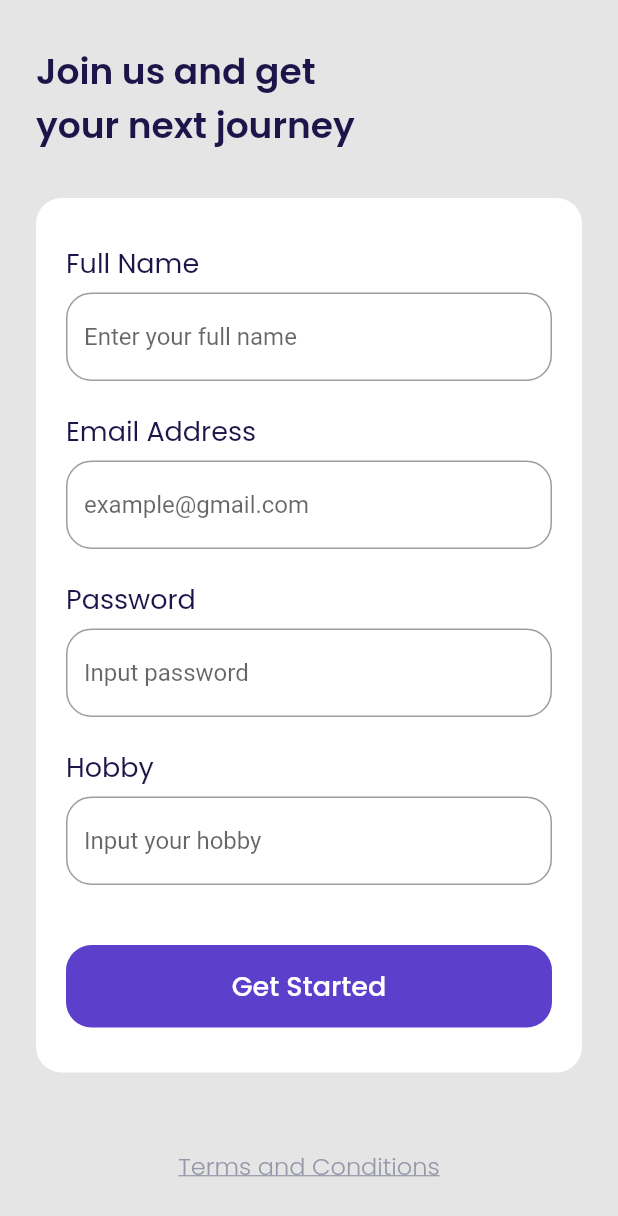
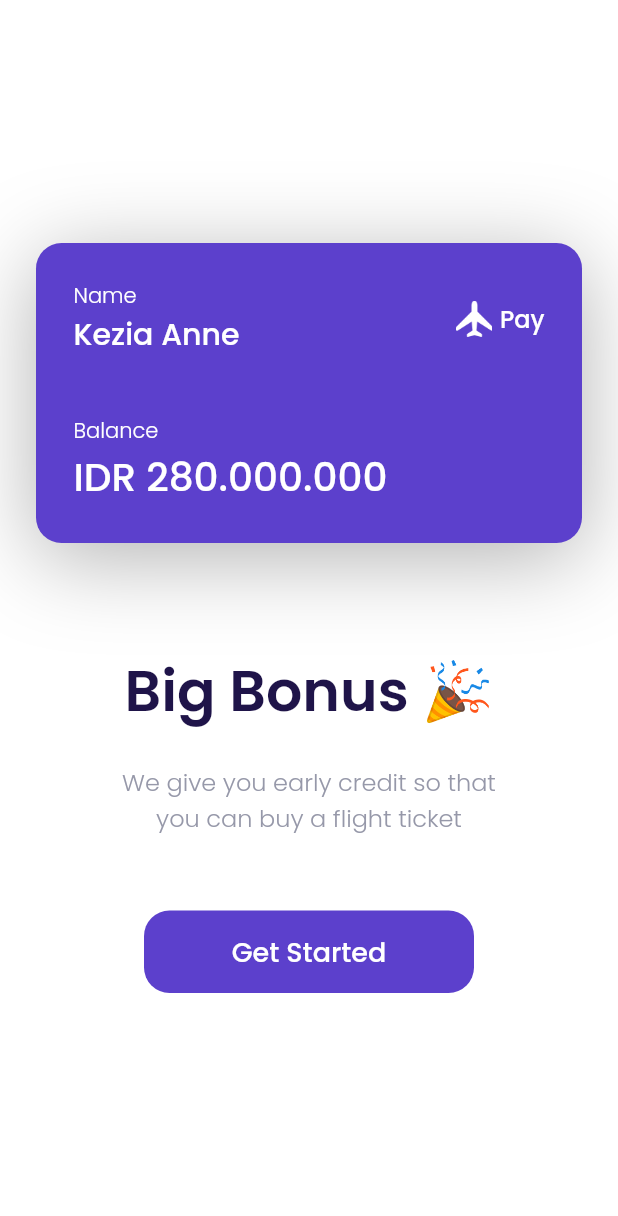
Before and after one commit to ndkvin/travelapp, a Flutter app: the SignUpPage screen opened by its route, after a tap on "Get Started", on a phone screen of 412 x 824 dp. Shown: the top 1216 px of the screen. Run offline on Flutter 3.47's test engine with Material 2 defaults, Android fonts, the phone set to English and light mode, and no system bars; our stand-ins replace google_fonts.

Commit message:
sign up page

```diff
--- a/lib/main.dart
+++ b/lib/main.dart
@@ -1,4 +1,5 @@
 import 'package:flutter/material.dart';
+import 'package:travelapp/ui/pages/bonus_page.dart';
 import 'package:travelapp/ui/pages/get_started_page.dart';
 import 'package:travelapp/ui/pages/sign_up_page.dart';
 import 'package:travelapp/ui/pages/splash_page.dart';
@@ -18,6 +19,7 @@ class MyApp extends StatelessWidget {
         '/splash': (context) => const SplashPage(),
         '/get-started': (context) => const GetStartedPage(),
         '/sign-up': (context) => const SignUpPage(),
+        '/bonus': (context) => const BonusPage(),
       },
     );
   }
--- /dev/null
+++ b/lib/ui/pages/bonus_page.dart
@@ -0,0 +1,171 @@
+import 'package:flutter/material.dart';
+import 'package:travelapp/shared/theme.dart';
+
+class BonusPage extends StatelessWidget {
+  const BonusPage({ Key? key }) : super(key: key);
+
+  @override
+  Widget build(BuildContext context) {
+
+    Widget BonusCard() {
+      return Container(
+        height: 200,
+        width: double.infinity,
+        decoration: BoxDecoration(
+          color: purpleColor,
+          borderRadius: BorderRadius.circular(defaultRadius),
+          boxShadow: [
+            BoxShadow(
+              color: Colors.black.withOpacity(0.3),
+              blurRadius: 50,
+              offset: const Offset(0, 10),
+            )
+          ]
+        ),
+        child: Padding(
+          padding: const EdgeInsets.all(25),
+          child: Column(
+            mainAxisAlignment: MainAxisAlignment.spaceBetween,
+            crossAxisAlignment: CrossAxisAlignment.start,
+            children: [
+              Row(
+                mainAxisAlignment: MainAxisAlignment.spaceBetween,
+                children: [
+                  Expanded(
+                    child: Column(
+                      crossAxisAlignment: CrossAxisAlignment.start,
+                      children: [
+                        Text(
+                          'Name',
+                          style: whiteLightTextStyle.copyWith(
+                            fontSize: 14
+                          ),
+                        ),
+                        Text(
+                          'Kezia Anne',
+                          style: whiteMediumTextStyle.copyWith(
+                            fontSize: 20
+                          ),
+                          overflow: TextOverflow.ellipsis,
+                        ),
+                      ],
+                    ),
+                  ),
+                  Container(
+                    child: Row(
+                      children: [
+                        Image.asset(
+                          'assets/images/logo.png',
+                          height: 24,
+                          width: 24,
+                        ),
+                        const SizedBox(
+                          width: 5,
+                        ),
+                        Text(
+                          'Pay',
+                          style: whiteMediumTextStyle.copyWith(
+                            fontSize: 16
+                          ),
+                        )
+                      ]
+                    ),
+                  )
+                ],
+              ),
+              Wrap(
+                direction: Axis.vertical,
+                children: [
+                  Text(
+                    'Balance',
+                    style: whiteLightTextStyle.copyWith(
+                      fontSize: 14
+                    ),
+                  ),
+                  Text(
+                    'IDR 280.000.000',
+                    style: whiteMediumTextStyle.copyWith(
+                      fontSize: 26
+                    )
+                  ),
+                ],
+              )
+            ],
+          ),
+        ),
+      );
+    }
+
+    Widget TextCard() {
+      return Container(
+        child: Column(
+          children: [
+            Text(
+              'Big Bonus 🎉',
+              style: blackSemiBoldTextStyle.copyWith(
+                fontSize: 38
+              ),
+            ),
+            SizedBox(
+              height: 20,
+            ),
+            Text(
+              'We give you early credit so that\nyou can buy a flight ticket',
+              style: whiteLightTextStyle.copyWith(
+                color: greyColor,
+              ),
+              textAlign: TextAlign.center,
+            )
+          ]
+        )
+      );
+    }
+
+    Widget StartButton() {
+      return InkWell(
+        onTap: () {
+
+        },
+        child: Container(
+          height: 55,
+          width: 220,
+          decoration: BoxDecoration(
+            borderRadius: BorderRadius.circular(defaultRadius),
+            color: purpleColor,
+          ),
+          child: Center(
+            child: Text(
+              'Get Started',
+              style: whiteMediumTextStyle,
+            ),
+          ),
+        ),
+      );
+    }
+
+    return Scaffold(
+      backgroundColor: whiteColor,
+      body: SafeArea(
+        child: Container(
+          margin: EdgeInsets.symmetric(
+            horizontal: defaultMargin
+          ),
+          child: Column(
+            mainAxisAlignment: MainAxisAlignment.center,
+            children: [
+              BonusCard(),
+              const SizedBox(
+                height: 70,
+              ),
+              TextCard(),
+              const SizedBox(
+                height: 50,
+              ),
+              StartButton(),
+            ],
+          ),
+        ),
+      ),
+    );
+  }
+}
--- a/lib/ui/pages/get_started_page.dart
+++ b/lib/ui/pages/get_started_page.dart
@@ -39,11 +39,7 @@ class GetStartedPage extends StatelessWidget {
             ),
             InkWell(
               onTap: () {
-                Navigator.push(context, MaterialPageRoute(
-                  builder: (context) {
-                    return const SignUpPage();
-                  }
-                ));
+                Navigator.pushNamed(context, '/sign-up');
               },
               child: Container(
                 height: 55,
--- a/lib/ui/pages/sign_up_page.dart
+++ b/lib/ui/pages/sign_up_page.dart
@@ -18,7 +18,7 @@ class SignUpPage extends StatelessWidget {
     );
   }
 
-  Widget input() {
+  Widget input(BuildContext context) {
 
     Widget nameInput() {
       return Container(
@@ -161,10 +161,10 @@ class SignUpPage extends StatelessWidget {
       );
     }
 
-    Widget submitButton() {
+    Widget submitButton(BuildContext context) {
       return InkWell(
         onTap: () {
-
+          Navigator.pushNamed(context, '/bonus');
         },
         child: Container(
           margin: const EdgeInsets.only(
@@ -204,7 +204,7 @@ class SignUpPage extends StatelessWidget {
           emailInput(),
           passwordInput(),
           hobbyInput(),
-          submitButton(),
+          submitButton(context),
         ]
       ),
     );
@@ -241,7 +241,7 @@ class SignUpPage extends StatelessWidget {
           padding: EdgeInsets.symmetric(horizontal: defaultMargin),
           children: [
             title(),
-            input(),
+            input(context),
             tncText(),
           ]
         ),
```
